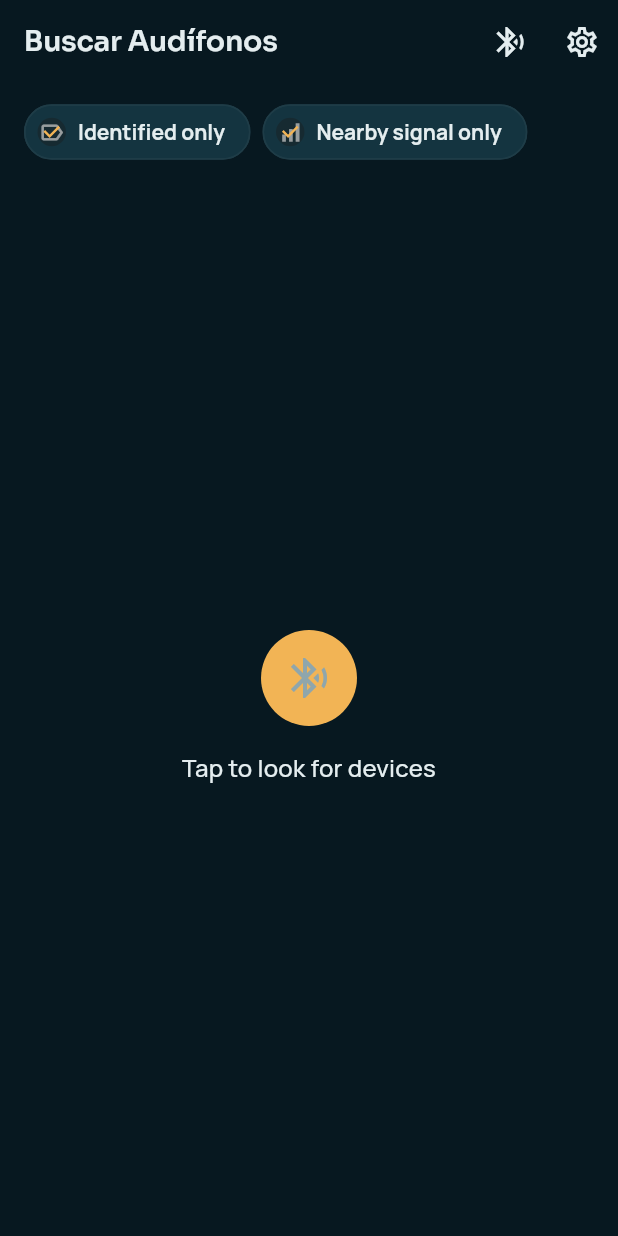
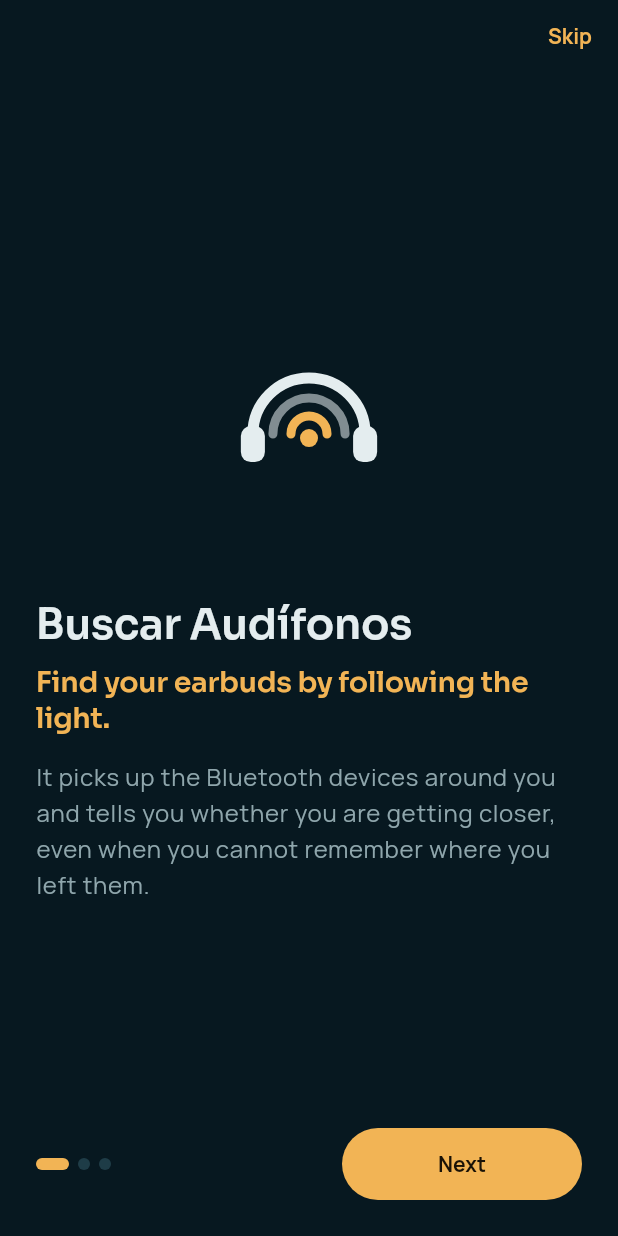
Before and after one commit to alejandrosahonero/app-buscar-audifonos, a Flutter app: the screen it shows after launch, on a phone screen of 412 x 824 dp. Run offline on Flutter 3.47's test engine with Material 3 defaults, Android fonts, the phone set to English and light mode, and no system bars; our stand-ins replace audioplayers, firebase_core, firebase_crashlytics, flutter_blue_plus, flutter_riverpod, flutter_secure_storage and 6 more; accounts and stored records are empty; generated files the repository leaves out were written again; statements that could not run were skipped.

Commit message:
feat(welcome): first-run welcome on the brand dark, seen once
Three pages: what the app is, how a search goes, and what it will ask
for and what it can and cannot find. The router sends everything,
deep links included, to /welcome?from= until it is completed, then
returns to where the user was going. It requests no permission: those
are asked on the first scan, where the reason is obvious.

Co-Authored-By: Claude Opus 5.5 <noreply@anthropic.com>
Claude-Session: https://claude.ai/code/session_011532npSjvZbLfqP77q2hdu

```diff
--- a/lib/core/routing/app_router.dart
+++ b/lib/core/routing/app_router.dart
@@ -4,6 +4,8 @@ import 'package:buscar_audifonos/features/bluetooth_finder/presentation/screens/
 import 'package:buscar_audifonos/features/bluetooth_finder/presentation/screens/scanner_screen.dart';
 import 'package:buscar_audifonos/features/premium/presentation/screens/paywall_screen.dart';
 import 'package:buscar_audifonos/features/settings/presentation/screens/settings_screen.dart';
+import 'package:buscar_audifonos/features/welcome/presentation/providers/welcome_controller.dart';
+import 'package:buscar_audifonos/features/welcome/presentation/screens/welcome_screen.dart';
 import 'package:flutter/material.dart';
 import 'package:flutter_riverpod/flutter_riverpod.dart';
 import 'package:go_router/go_router.dart';
@@ -26,7 +28,29 @@ final Provider<GoRouter> routerProvider = Provider<GoRouter>((Ref ref) {
     navigatorKey: rootNavigatorKey,
     initialLocation: AppRoutes.homePath,
     debugLogDiagnostics: false,
+    // First run: nothing is reachable before the welcome, deep links included.
+    // The destination rides along in `from`, so a link opened on first launch
+    // lands where it pointed once the welcome is done.
+    redirect: (BuildContext context, GoRouterState state) {
+      final bool done = ref.read(welcomeDoneProvider);
+      final bool atWelcome = state.matchedLocation == AppRoutes.welcomePath;
+      if (done) return atWelcome ? AppRoutes.homePath : null;
+      if (atWelcome) return null;
+      return Uri(
+        path: AppRoutes.welcomePath,
+        queryParameters: <String, String>{
+          AppRoutes.welcomeFromParam: state.uri.toString(),
+        },
+      ).toString();
+    },
     routes: <RouteBase>[
+      GoRoute(
+        path: AppRoutes.welcomePath,
+        name: AppRoutes.welcomeName,
+        builder: (BuildContext context, GoRouterState state) => WelcomeScreen(
+          from: state.uri.queryParameters[AppRoutes.welcomeFromParam],
+        ),
+      ),
       GoRoute(
         path: AppRoutes.homePath,
         name: AppRoutes.homeName,
--- a/lib/core/routing/app_routes.dart
+++ b/lib/core/routing/app_routes.dart
@@ -6,6 +6,12 @@
 abstract final class AppRoutes {
   static const String homePath = '/';
   static const String homeName = 'home';
+
+  /// First-run welcome. Everything redirects here until it is completed, with
+  /// the original destination in [welcomeFromParam].
+  static const String welcomePath = '/welcome';
+  static const String welcomeName = 'welcome';
+  static const String welcomeFromParam = 'from';
 
   static const String settingsPath = '/settings';
   static const String settingsName = 'settings';
--- /dev/null
+++ b/lib/features/welcome/presentation/screens/welcome_screen.dart
@@ -0,0 +1,377 @@
+import 'package:buscar_audifonos/core/extensions/build_context_x.dart';
+import 'package:buscar_audifonos/core/routing/app_routes.dart';
+import 'package:buscar_audifonos/core/theme/app_spacing.dart';
+import 'package:buscar_audifonos/core/theme/app_theme.dart';
+import 'package:buscar_audifonos/core/widgets/base_screen.dart';
+import 'package:buscar_audifonos/features/welcome/presentation/providers/welcome_controller.dart';
+import 'package:buscar_audifonos/features/welcome/presentation/widgets/ondas_logo.dart';
+import 'package:flutter/material.dart';
+import 'package:flutter/services.dart';
+import 'package:flutter_riverpod/flutter_riverpod.dart';
+import 'package:go_router/go_router.dart';
+
+/// First-run welcome: what the app is, how it is used, and what it will ask
+/// for. Seen once.
+///
+/// Always on the brand dark, whatever the theme: it continues the splash,
+/// which is Marea too, so launch → splash → welcome is one surface.
+///
+/// No permission is requested here — they are asked the moment the user first
+/// scans, where the reason is obvious. Android remembers a "no", and a "no"
+/// given here, out of context, would cost the app its only feature.
+class WelcomeScreen extends ConsumerStatefulWidget {
+  const WelcomeScreen({this.from, super.key});
+
+  /// Where the user was going when the welcome intercepted them (a deep link
+  /// opened on first launch). Restored on finish so the link is not lost.
+  final String? from;
+
+  @override
+  ConsumerState<WelcomeScreen> createState() => _WelcomeScreenState();
+}
+
+class _WelcomeScreenState extends ConsumerState<WelcomeScreen> {
+  final PageController _pages = PageController();
+  int _page = 0;
+
+  static const int _pageCount = 3;
+
+  @override
+  void dispose() {
+    _pages.dispose();
+    super.dispose();
+  }
+
+  bool get _isLast => _page == _pageCount - 1;
+
+  Future<void> _finish() async {
+    await ref.read(welcomeDoneProvider.notifier).complete();
+    if (!mounted) return;
+    final String? from = widget.from;
+    // Only an in-app path is honoured: `from` arrives in a URL, and anything
+    // else in it is not ours to navigate to.
+    context.go(
+      from != null && from.startsWith('/') && from != AppRoutes.welcomePath
+          ? from
+          : AppRoutes.homePath,
+    );
+  }
+
+  void _next() {
+    if (_isLast) {
+      _finish();
+      return;
+    }
+    _pages.nextPage(
+      duration: const Duration(milliseconds: 320),
+      curve: Curves.easeOutCubic,
+    );
+  }
+
+  @override
+  Widget build(BuildContext context) {
+    return Theme(
+      data: AppTheme.dark(),
+      child: Builder(
+        builder: (BuildContext context) => AnnotatedRegion<SystemUiOverlayStyle>(
+          value: SystemUiOverlayStyle.light,
+          child: BaseScreen(
+            showBanner: false,
+            body: SafeArea(
+              child: Column(
+                children: <Widget>[
+                  Align(
+                    alignment: Alignment.centerRight,
+                    // Nothing on these pages has to be accepted, so skipping
+                    // is allowed; on the last page the main button already
+                    // does the same thing.
+                    child: Visibility(
+                      visible: !_isLast,
+                      maintainSize: true,
+                      maintainAnimation: true,
+                      maintainState: true,
+                      child: TextButton(
+                        onPressed: _finish,
+                        child: Text(context.l10n.welcomeSkip),
+                      ),
+                    ),
+                  ),
+                  Expanded(
+                    child: PageView(
+                      controller: _pages,
+                      onPageChanged: (int page) => setState(() => _page = page),
+                      children: const <Widget>[
+                        _IntroPage(),
+                        _HowToPage(),
+                        _BeforePage(),
+                      ],
+                    ),
+                  ),
+                  Padding(
+                    padding: const EdgeInsets.fromLTRB(
+                      AppSpacing.lg,
+                      AppSpacing.sm,
+                      AppSpacing.lg,
+                      AppSpacing.lg,
+                    ),
+                    child: Row(
+                      children: <Widget>[
+                        _Dots(count: _pageCount, current: _page),
+                        const Spacer(),
+                        SizedBox(
+                          width: 160,
+                          child: FilledButton(
+                            onPressed: _next,
+                            child: Text(
+                              _isLast
+                                  ? context.l10n.welcomeStart
+                                  : context.l10n.welcomeNext,
+                            ),
+                          ),
+                        ),
+                      ],
+                    ),
+                  ),
+                ],
+              ),
+            ),
+          ),
+        ),
+      ),
+    );
+  }
+}
+
+/// Each page scrolls on its own: a small phone with large text must never
+/// overflow, and the footer stays put while it does.
+class _Page extends StatelessWidget {
+  const _Page({required this.children});
+
+  final List<Widget> children;
+
+  @override
+  Widget build(BuildContext context) {
+    return LayoutBuilder(
+      builder: (BuildContext context, BoxConstraints constraints) =>
+          SingleChildScrollView(
+            padding: const EdgeInsets.symmetric(horizontal: AppSpacing.lg),
+            child: ConstrainedBox(
+              constraints: BoxConstraints(minHeight: constraints.maxHeight),
+              child: Column(
+                mainAxisAlignment: MainAxisAlignment.center,
+                crossAxisAlignment: CrossAxisAlignment.start,
+                children: children,
+              ),
+            ),
+          ),
+    );
+  }
+}
+
+class _IntroPage extends StatelessWidget {
+  const _IntroPage();
+
+  @override
+  Widget build(BuildContext context) {
+    return _Page(
+      children: <Widget>[
+        const Center(child: OndasLogo(size: 176)),
+        const SizedBox(height: AppSpacing.xl),
+        Text(context.l10n.appTitle, style: context.texts.headlineMedium),
+        const SizedBox(height: AppSpacing.sm),
+        Text(
+          context.l10n.welcomeTagline,
+          style: context.texts.titleLarge?.copyWith(
+            color: context.colors.primary,
+            fontWeight: FontWeight.w300,
+          ),
+        ),
+        const SizedBox(height: AppSpacing.md),
+        Text(
+          context.l10n.welcomeTaglineBody,
+          style: context.texts.bodyLarge?.copyWith(
+            color: context.colors.onSurfaceVariant,
+          ),
+        ),
+      ],
+    );
+  }
+}
+
+class _HowToPage extends StatelessWidget {
+  const _HowToPage();
+
+  @override
+  Widget build(BuildContext context) {
+    return _Page(
+      children: <Widget>[
+        Text(context.l10n.welcomeHowTitle, style: context.texts.headlineMedium),
+        const SizedBox(height: AppSpacing.lg),
+        _Step(
+          number: 1,
+          icon: Icons.bluetooth_searching,
+          text: context.l10n.welcomeStepScan,
+        ),
+        _Step(
+          number: 2,
+          icon: Icons.touch_app_outlined,
+          text: context.l10n.welcomeStepOpen,
+        ),
+        _Step(
+          number: 3,
+          icon: Icons.directions_walk,
+          text: context.l10n.welcomeStepWalk,
+        ),
+        _Step(
+          number: 4,
+          icon: Icons.star_border,
+          text: context.l10n.welcomeStepFavorite,
+        ),
+      ],
+    );
+  }
+}
+
+class _BeforePage extends StatelessWidget {
+  const _BeforePage();
+
+  @override
+  Widget build(BuildContext context) {
+    return _Page(
+      children: <Widget>[
+        Text(
+          context.l10n.welcomeReadyTitle,
+          style: context.texts.headlineMedium,
+        ),
+        const SizedBox(height: AppSpacing.lg),
+        _Notice(
+          icon: Icons.lock_outline,
+          title: context.l10n.welcomePermissionsTitle,
+          body: context.l10n.welcomePermissionsBody,
+        ),
+        const SizedBox(height: AppSpacing.md),
+        _Notice(
+          icon: Icons.radar,
+          title: context.l10n.welcomeLimitsTitle,
+          body: context.l10n.welcomeLimitsBody,
+        ),
+      ],
+    );
+  }
+}
+
+/// A numbered step: the order is the real order of a search.
+class _Step extends StatelessWidget {
+  const _Step({required this.number, required this.icon, required this.text});
+
+  final int number;
+  final IconData icon;
+  final String text;
+
+  @override
+  Widget build(BuildContext context) {
+    return Padding(
+      padding: const EdgeInsets.only(bottom: AppSpacing.md),
+      child: Row(
+        children: <Widget>[
+          Container(
+            width: 44,
+            height: 44,
+            decoration: BoxDecoration(
+              shape: BoxShape.circle,
+              border: Border.all(color: context.colors.outlineVariant),
+            ),
+            child: Icon(icon, color: context.colors.primary, size: 22),
+          ),
+          const SizedBox(width: AppSpacing.md),
+          // Fixed width: the digits differ in width and the text beside them
+          // has to start on one line.
+          SizedBox(
+            width: 20,
+            child: Text(
+              '$number',
+              style: context.texts.titleLarge?.copyWith(
+                fontWeight: FontWeight.w300,
+                color: context.colors.onSurfaceVariant,
+              ),
+            ),
+          ),
+          const SizedBox(width: AppSpacing.sm),
+          Expanded(child: Text(text, style: context.texts.bodyLarge)),
+        ],
+      ),
+    );
+  }
+}
+
+class _Notice extends StatelessWidget {
+  const _Notice({required this.icon, required this.title, required this.body});
+
+  final IconData icon;
+  final String title;
+  final String body;
+
+  @override
+  Widget build(BuildContext context) {
+    return Container(
+      padding: const EdgeInsets.all(AppSpacing.md),
+      decoration: BoxDecoration(
+        color: context.colors.surfaceContainer,
+        border: Border.all(color: context.colors.outlineVariant),
+        borderRadius: const BorderRadius.all(Radius.circular(AppRadius.md)),
+      ),
+      child: Row(
+        crossAxisAlignment: CrossAxisAlignment.start,
+        children: <Widget>[
+          Icon(icon, color: context.colors.primary),
+          const SizedBox(width: AppSpacing.md),
+          Expanded(
+            child: Column(
+              crossAxisAlignment: CrossAxisAlignment.start,
+              children: <Widget>[
+                Text(title, style: context.texts.titleMedium),
+                const SizedBox(height: AppSpacing.xs),
+                Text(
+                  body,
+                  style: context.texts.bodyMedium?.copyWith(
+                    color: context.colors.onSurfaceVariant,
+                  ),
+                ),
+              ],
+            ),
+          ),
+        ],
+      ),
+    );
+  }
+}
+
+class _Dots extends StatelessWidget {
+  const _Dots({required this.count, required this.current});
+
+  final int count;
+  final int current;
+
+  @override
+  Widget build(BuildContext context) {
+    return Row(
+      children: <Widget>[
+        for (int index = 0; index < count; index++)
+          AnimatedContainer(
+            duration: const Duration(milliseconds: 220),
+            margin: const EdgeInsets.only(right: AppSpacing.xs + 2),
+            width: index == current ? 22 : 8,
+            height: 8,
+            decoration: BoxDecoration(
+              color: index == current
+                  ? context.colors.primary
+                  : context.colors.outlineVariant,
+              borderRadius: const BorderRadius.all(
+                Radius.circular(AppRadius.pill),
+              ),
+            ),
+          ),
+      ],
+    );
+  }
+}
--- /dev/null
+++ b/lib/features/welcome/presentation/widgets/ondas_logo.dart
@@ -0,0 +1,77 @@
+import 'dart:math' as math;
+
+import 'package:buscar_audifonos/core/theme/app_colors.dart';
+import 'package:flutter/material.dart';
+
+/// The "Ondas" mark, painted rather than loaded: it is a handful of arcs and
+/// one SVG dependency would cost more than this file.
+///
+/// Same geometry as `brand/logo.svg` — a 108-unit canvas, art scaled into the
+/// central safe circle — so the logo on the welcome screen is the launcher
+/// icon the user just tapped.
+class OndasLogo extends StatelessWidget {
+  const OndasLogo({this.size = 160, super.key});
+
+  final double size;
+
+  @override
+  Widget build(BuildContext context) {
+    return Semantics(
+      image: true,
+      child: CustomPaint(
+        size: Size.square(size),
+        painter: const _OndasPainter(),
+      ),
+    );
+  }
+}
+
+class _OndasPainter extends CustomPainter {
+  const _OndasPainter();
+
+  @override
+  void paint(Canvas canvas, Size size) {
+    canvas
+      ..scale(size.width / 108)
+      ..translate(54, 54)
+      ..scale(0.82)
+      ..translate(-54, -55.5);
+
+    void arc(double radius, double width, Color color) {
+      canvas.drawArc(
+        Rect.fromCircle(center: const Offset(54, 64), radius: radius),
+        math.pi,
+        math.pi,
+        false,
+        Paint()
+          ..style = PaintingStyle.stroke
+          ..strokeWidth = width
+          ..strokeCap = StrokeCap.round
+          ..color = color,
+      );
+    }
+
+    arc(28, 5.5, AppColors.espuma);
+    arc(18, 4.5, AppColors.espuma.withValues(alpha: 0.55));
+    arc(9, 4.5, AppColors.luz);
+
+    final Paint cup = Paint()..color = AppColors.espuma;
+    for (final double left in <double>[20, 76]) {
+      canvas.drawRRect(
+        RRect.fromRectAndRadius(
+          Rect.fromLTWH(left, 60, 12, 18),
+          const Radius.circular(5),
+        ),
+        cup,
+      );
+    }
+    canvas.drawCircle(
+      const Offset(54, 66),
+      4.5,
+      Paint()..color = AppColors.luz,
+    );
+  }
+
+  @override
+  bool shouldRepaint(_OndasPainter oldDelegate) => false;
+}
--- a/lib/l10n/app_en.arb
+++ b/lib/l10n/app_en.arb
@@ -117,5 +117,21 @@
   "paywallRestore": "I already bought it",
   "paywallUnavailable": "The store is not available right now.",
   "paywallPending": "Processing the purchase…",
-  "paywallError": "The purchase could not be completed."
+  "paywallError": "The purchase could not be completed.",
+
+  "welcomeSkip": "Skip",
+  "welcomeNext": "Next",
+  "welcomeStart": "Get started",
+  "welcomeTagline": "Find your earbuds by following the light.",
+  "welcomeTaglineBody": "It picks up the Bluetooth devices around you and tells you whether you are getting closer, even when you cannot remember where you left them.",
+  "welcomeHowTitle": "How it works",
+  "welcomeStepScan": "Tap search to see everything nearby.",
+  "welcomeStepOpen": "Tap your earbuds to open the radar.",
+  "welcomeStepWalk": "Walk slowly: if the number goes up, you are on track. Turn the sound on to search without looking.",
+  "welcomeStepFavorite": "Save them as a favourite and they stay at the top, even when switched off.",
+  "welcomeReadyTitle": "Before you start",
+  "welcomePermissionsTitle": "We will ask for Bluetooth and location",
+  "welcomePermissionsBody": "Only when you tap search. Android requires location to scan for Bluetooth; we never store or share where you are.",
+  "welcomeLimitsTitle": "What it can find",
+  "welcomeLimitsBody": "Devices that are switched on and a few metres away. Those using classic Bluetooth show up as “Slow signal”, and only while in pairing mode."
 }
--- a/lib/l10n/app_es.arb
+++ b/lib/l10n/app_es.arb
@@ -194,5 +194,21 @@
   "paywallRestore": "Ya lo compré",
   "paywallUnavailable": "La tienda no está disponible ahora mismo.",
   "paywallPending": "Procesando la compra…",
-  "paywallError": "No se ha podido completar la compra."
+  "paywallError": "No se ha podido completar la compra.",
+
+  "welcomeSkip": "Saltar",
+  "welcomeNext": "Siguiente",
+  "welcomeStart": "Empezar",
+  "welcomeTagline": "Encuentra tus audífonos siguiendo la luz.",
+  "welcomeTaglineBody": "Detecta los dispositivos Bluetooth que tienes cerca y te dice si te estás acercando, aunque no recuerdes dónde los dejaste.",
+  "welcomeHowTitle": "Cómo se usa",
+  "welcomeStepScan": "Pulsa buscar y verás todo lo que tienes cerca.",
+  "welcomeStepOpen": "Toca tus audífonos para abrir el radar.",
+  "welcomeStepWalk": "Camina despacio: si el número sube, vas bien. Activa el sonido para buscar sin mirar.",
+  "welcomeStepFavorite": "Guárdalos en favoritos y estarán siempre arriba, aunque estén apagados.",
+  "welcomeReadyTitle": "Antes de empezar",
+  "welcomePermissionsTitle": "Te pediremos Bluetooth y ubicación",
+  "welcomePermissionsBody": "Solo cuando pulses buscar. Android exige la ubicación para escanear Bluetooth; nunca guardamos ni compartimos dónde estás.",
+  "welcomeLimitsTitle": "Qué puede encontrar",
+  "welcomeLimitsBody": "Dispositivos encendidos que estén a unos metros. Los que usan Bluetooth clásico aparecen como «Señal lenta» y solo si están en modo emparejamiento."
 }
```
Also changed, not shown: lib/features/welcome/presentation/providers/welcome_controller.dart (added, +21 -0 lines), 7 other files.
